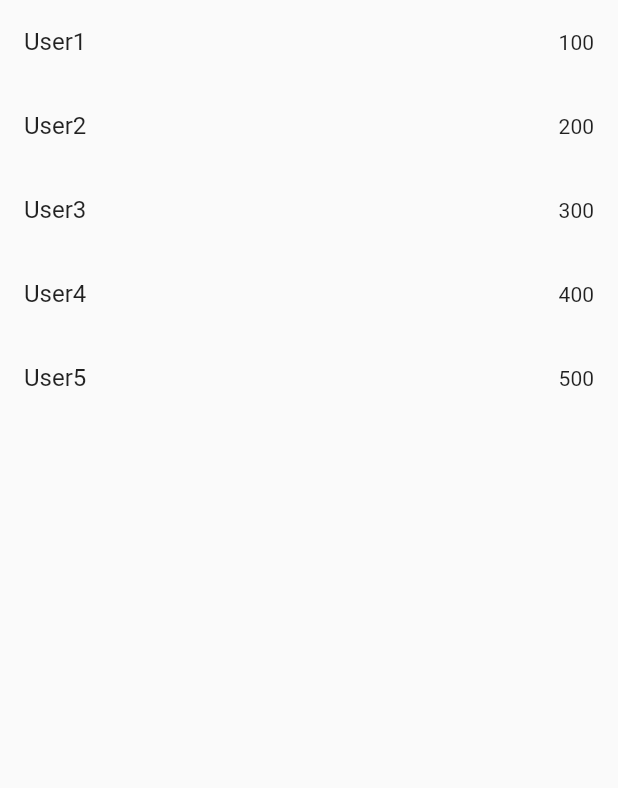
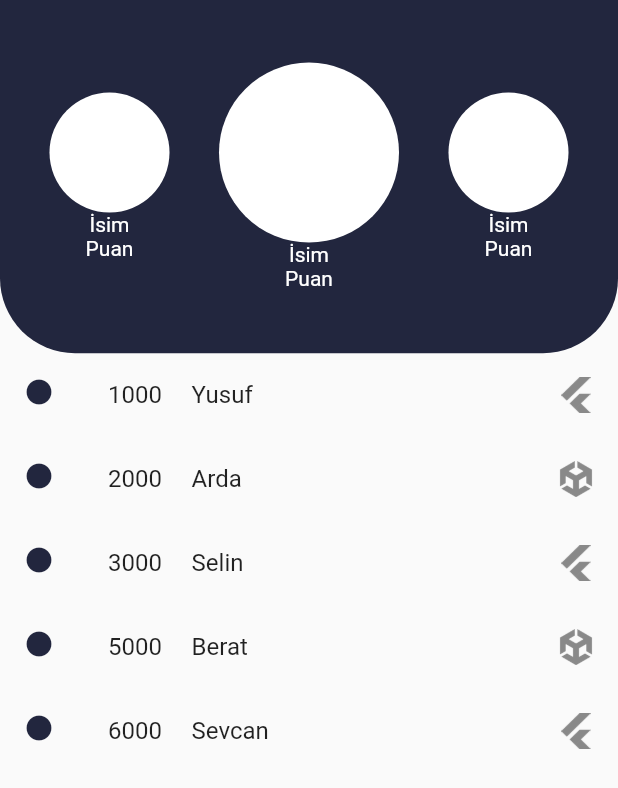
Before and after one commit to demirelarda/AkademiHUBFlutter, a Flutter app: the RankPage screen opened by its route, on a phone screen of 412 x 824 dp. Shown: the top 788 px of the screen. Run offline on Flutter 3.47's test engine with Material 2 defaults, Android fonts, the phone set to English and light mode, and no system bars; our stand-ins replace cloud_firestore, firebase_auth, firebase_core; accounts and stored records are empty.

Commit message:
Rank Page Created, Started Rank algorithm, Like point multipliers added.

```diff
--- a/lib/home_page.dart
+++ b/lib/home_page.dart
@@ -15,9 +15,13 @@ class _HomePageState extends State<HomePage> {
   final String? currentUserId = FirebaseAuth.instance.currentUser?.uid;
 
   void _toggleLike(Post post) async {
+    bool wasLiked = _isPostLiked(post);
     await _firestoreService.updatePostLikeStatus(post, currentUserId!);
+    int points = wasLiked ? -10 : 10;
+    await _firestoreService.updateUserPoints(post.sentByUserId, points);
     setState(() {});
   }
+
 
   bool _isPostLiked(Post post) {
     return post.likedByUsers.contains(currentUserId);
--- a/lib/models/user_model.dart
+++ b/lib/models/user_model.dart
@@ -4,6 +4,9 @@ class UserModel {
   final String lastName;
   final int userPoint;
   final String selectedCourse;
+  final int mainCourseCompletion;
+  final int entCompletion;
+  final int englishCompletion;
 
   UserModel({
     required this.userId,
@@ -11,6 +14,9 @@ class UserModel {
     required this.lastName,
     required this.userPoint,
     required this.selectedCourse,
+    required this.mainCourseCompletion,
+    required this.entCompletion,
+    required this.englishCompletion,
   });
 
   factory UserModel.fromMap(Map<String, dynamic> data) {
@@ -20,6 +26,10 @@ class UserModel {
       lastName: data['lastName'],
       userPoint: data['userPoint'],
       selectedCourse: data['selectedCourse'],
+      mainCourseCompletion: data['mainCourseCompletion'],
+      entCompletion: data['entCompletion'],
+      englishCompletion: data['englishCompletion'],
+
     );
   }
 
@@ -30,6 +40,9 @@ class UserModel {
       'lastName': lastName,
       'userPoint': userPoint,
       'selectedCourse': selectedCourse,
+      'mainCourseCompletion':mainCourseCompletion,
+      'entCompletion':entCompletion,
+      'englishCompletion':englishCompletion,
     };
   }
 }
--- a/lib/rank_page.dart
+++ b/lib/rank_page.dart
@@ -1,28 +1,110 @@
-import 'package:akademi_hub_flutter/user_score.dart';
 import 'package:flutter/material.dart';
 
-class RankPage extends StatelessWidget {
-  final List<UserScore> users = [
-    UserScore(username: 'User1', score: 100),
-    UserScore(username: 'User2', score: 200),
-    UserScore(username: 'User3', score: 300),
-    UserScore(username: 'User4', score: 400),
-    UserScore(username: 'User5', score: 500),
-  ];
+class RankPage extends StatefulWidget {
+  RankPage({super.key});
+
+  @override
+  State<RankPage> createState() => _RankPageState();
+}
+
+class _RankPageState extends State<RankPage> {
+  Map<String, List<Object>> myList = {
+    "Yusuf": [1000, "Flutter"],
+    "Arda": [2000, "Unity"],
+    "Selin": [3000, "Flutter"],
+    "Berat": [5000, "Unity"],
+    "Sevcan": [6000, "Flutter"]
+  };
 
   @override
   Widget build(BuildContext context) {
+    var newList = myList.entries.toList();
+    var height = MediaQuery.of(context).size.height;
+    var width = MediaQuery.of(context).size.width;
     return Scaffold(
-      // AppBar'ı kaldır
-      appBar: null,
-      body: ListView.builder(
-        itemCount: users.length,
-        itemBuilder: (BuildContext context, int index) {
-          return ListTile(
-            title: Text(users[index].username),
-            trailing: Text(users[index].score.toString()),
-          );
-        },
+
+      body: Column(
+        mainAxisAlignment: MainAxisAlignment.start,
+        children: [
+          Container(
+            width: width,
+            height: height / 3.5,
+            decoration: BoxDecoration(
+                color: Color.fromARGB(255, 34, 38, 62),
+                borderRadius: BorderRadius.only(
+                    bottomLeft: Radius.circular(50),
+                    bottomRight: Radius.circular(50))),
+            child: Row(
+              mainAxisAlignment: MainAxisAlignment.spaceEvenly,
+              mainAxisSize: MainAxisSize.min,
+              children: [
+                Column(
+                  mainAxisAlignment: MainAxisAlignment.center,
+                  children: [
+                    CircleAvatar(
+                      backgroundColor: Colors.white,
+                      radius: 40,
+                    ),
+                    Text(
+                      "İsim",
+                      style: TextStyle(color: Colors.white),
+                    ),
+                    Text(
+                      "Puan",
+                      style: TextStyle(color: Colors.white),
+                    )
+                  ],
+                ),
+                Column(mainAxisAlignment: MainAxisAlignment.center, children: [
+                  CircleAvatar(
+                    backgroundColor: Colors.white,
+                    radius: 60,
+                  ),
+                  Text(
+                    "İsim",
+                    style: TextStyle(color: Colors.white),
+                  ),
+                  Text(
+                    "Puan",
+                    style: TextStyle(color: Colors.white),
+                  ),
+                ]),
+                Column(mainAxisAlignment: MainAxisAlignment.center, children: [
+                  CircleAvatar(
+                    backgroundColor: Colors.white,
+                    radius: 40,
+                  ),
+                  Text(
+                    "İsim",
+                    style: TextStyle(color: Colors.white),
+                  ),
+                  Text(
+                    "Puan",
+                    style: TextStyle(color: Colors.white),
+                  )
+                ])
+              ],
+            ),
+          ),
+          ListView.builder(
+              itemCount: myList.length,
+              scrollDirection: Axis.vertical,
+              shrinkWrap: true,
+              itemBuilder: (BuildContext context, int index) {
+                return ListTile(
+                  leading: Icon(
+                    Icons.brightness_1,
+                    size: 20.0,
+                    color: Color.fromARGB(255, 34, 38, 62),
+                  ),
+                  trailing:
+                  myList.values.toList()[index][1] == "Flutter"
+                      ? ImageIcon(AssetImage("images/flutter-icon.png"))
+                      : ImageIcon(AssetImage("images/unity-icon.png")),
+                  title: Text("${myList.values.toList()[index][0]}     ${myList.keys.toList()[index]}"),
+                );
+              })
+        ],
       ),
     );
   }
--- a/lib/service/firestore_service.dart
+++ b/lib/service/firestore_service.dart
@@ -97,6 +97,11 @@ class FirestoreService {
     }
   }
 
+  Future<void> updateUserPoints(String userId, int points) async {
+    final userRef = FirebaseFirestore.instance.collection('users').doc(userId);
+    await userRef.update({'userPoint': FieldValue.increment(points)});
+  }
+
 
 
 }
--- a/lib/signup_page.dart
+++ b/lib/signup_page.dart
@@ -1,3 +1,5 @@
+import 'dart:math';
+
 import 'package:akademi_hub_flutter/service/authentication_service.dart';
 import 'package:akademi_hub_flutter/service/firestore_service.dart';
 import 'package:firebase_auth/firebase_auth.dart';
@@ -15,6 +17,9 @@ class _SignUpPageState extends State<SignUpPage> {
   TextEditingController _firstNameController = TextEditingController();
   TextEditingController _lastNameController = TextEditingController();
   String _selectedCourse = 'Unity';
+  int? _randomNumber1;
+  int? _randomNumber2;
+  int? _randomNumber3;
 
   final AuthenticationService _authService = AuthenticationService();
   final FirestoreService _firestoreService = FirestoreService();
@@ -27,6 +32,10 @@ class _SignUpPageState extends State<SignUpPage> {
       UserCredential? userCredential = await _authService.signUpWithEmail(
           _emailController.text, _passwordController.text,_firstNameController.text,_lastNameController.text);
 
+      _randomNumber1 = Random().nextInt(100);
+      _randomNumber2 = Random().nextInt(100);
+      _randomNumber3 = Random().nextInt(100);
+
       if (userCredential != null) {
         UserModel newUser = UserModel(
           userId: userCredential.user!.uid,
@@ -34,6 +43,9 @@ class _SignUpPageState extends State<SignUpPage> {
           lastName: _lastNameController.text,
           userPoint: 0,
           selectedCourse: _selectedCourse,
+          mainCourseCompletion: _randomNumber1!,
+          entCompletion: _randomNumber2!,
+          englishCompletion: _randomNumber3!,
         );
 
         try {
```
Also changed, not shown: pubspec.yaml (+3 -4 lines), images/flutter-icon.png (added), images/unity-icon.png (added).
